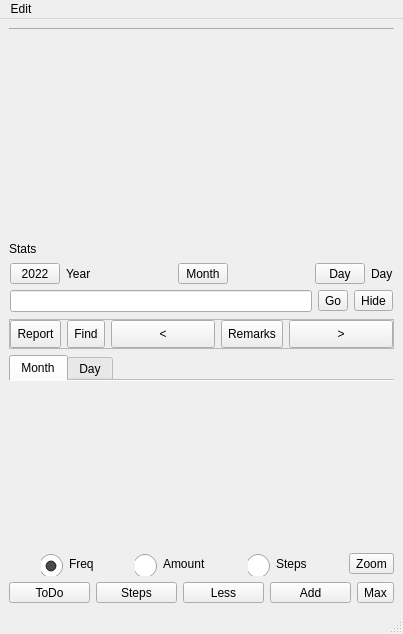
First picture: the form in mainwindow.ui, repository ic005k/Knot-Legacy, before the edit.
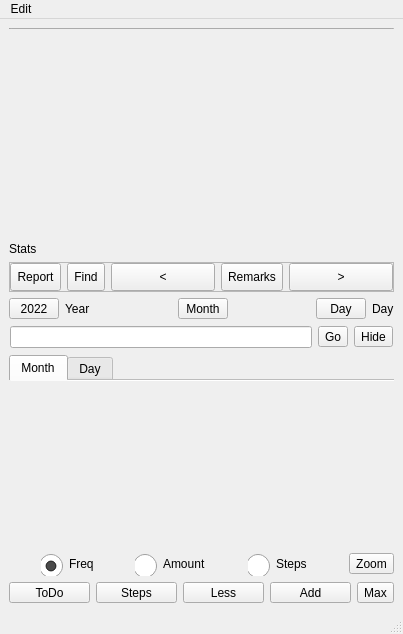
Second picture: the form after the edit. Icons and pictures are not drawn.

```diff
--- a/mainwindow.ui
+++ b/mainwindow.ui
@@ -14,8 +14,8 @@
    <string>MainWindow</string>
   </property>
   <widget class="QWidget" name="centralwidget">
-   <layout class="QGridLayout" name="gridLayout_7">
-    <item row="0" column="0" rowspan="6">
+   <layout class="QGridLayout" name="gridLayout_8">
+    <item row="0" column="0" rowspan="7">
      <layout class="QVBoxLayout" name="vl"/>
     </item>
     <item row="0" column="1">
@@ -120,165 +120,6 @@
      </widget>
     </item>
     <item row="2" column="1">
-     <widget class="QFrame" name="frame_find">
-      <property name="minimumSize">
-       <size>
-        <width>0</width>
-        <height>0</height>
-       </size>
-      </property>
-      <property name="frameShape">
-       <enum>QFrame::NoFrame</enum>
-      </property>
-      <property name="frameShadow">
-       <enum>QFrame::Raised</enum>
-      </property>
-      <layout class="QGridLayout" name="gridLayout_6">
-       <property name="leftMargin">
-        <number>1</number>
-       </property>
-       <property name="topMargin">
-        <number>1</number>
-       </property>
-       <property name="rightMargin">
-        <number>1</number>
-       </property>
-       <property name="bottomMargin">
-        <number>1</number>
-       </property>
-       <item row="0" column="0">
-        <layout class="QHBoxLayout" name="horizontalLayout_3">
-         <item>
-          <widget class="QToolButton" name="btnYear">
-           <property name="minimumSize">
-            <size>
-             <width>50</width>
-             <height>0</height>
-            </size>
-           </property>
-           <property name="text">
-            <string>2022</string>
-           </property>
-          </widget>
-         </item>
-         <item>
-          <widget class="QLabel" name="lblYear">
-           <property name="text">
-            <string>Year</string>
-           </property>
-          </widget>
-         </item>
-         <item>
-          <spacer name="horizontalSpacer">
-           <property name="orientation">
-            <enum>Qt::Horizontal</enum>
-           </property>
-           <property name="sizeHint" stdset="0">
-            <size>
-             <width>40</width>
-             <height>20</height>
-            </size>
-           </property>
-          </spacer>
-         </item>
-         <item>
-          <widget class="QToolButton" name="btnMonth">
-           <property name="minimumSize">
-            <size>
-             <width>50</width>
-             <height>0</height>
-            </size>
-           </property>
-           <property name="text">
-            <string>Month</string>
-           </property>
-          </widget>
-         </item>
-         <item>
-          <spacer name="horizontalSpacer_2">
-           <property name="orientation">
-            <enum>Qt::Horizontal</enum>
-           </property>
-           <property name="sizeHint" stdset="0">
-            <size>
-             <width>40</width>
-             <height>20</height>
-            </size>
-           </property>
-          </spacer>
-         </item>
-         <item>
-          <widget class="QToolButton" name="btnDay">
-           <property name="minimumSize">
-            <size>
-             <width>50</width>
-             <height>0</height>
-            </size>
-           </property>
-           <property name="text">
-            <string>Day</string>
-           </property>
-          </widget>
-         </item>
-         <item>
-          <widget class="QLabel" name="lblDay">
-           <property name="text">
-            <string>Day</string>
-           </property>
-          </widget>
-         </item>
-        </layout>
-       </item>
-       <item row="1" column="0">
-        <layout class="QHBoxLayout" name="horizontalLayout_4">
-         <item>
-          <widget class="QLineEdit" name="editFind">
-           <property name="minimumSize">
-            <size>
-             <width>0</width>
-             <height>0</height>
-            </size>
-           </property>
-          </widget>
-         </item>
-         <item>
-          <widget class="QToolButton" name="btnGo">
-           <property name="sizePolicy">
-            <sizepolicy hsizetype="Fixed" vsizetype="Fixed">
-             <horstretch>0</horstretch>
-             <verstretch>0</verstretch>
-            </sizepolicy>
-           </property>
-           <property name="minimumSize">
-            <size>
-             <width>0</width>
-             <height>0</height>
-            </size>
-           </property>
-           <property name="text">
-            <string>Go</string>
-           </property>
-          </widget>
-         </item>
-         <item>
-          <widget class="QToolButton" name="btnHide">
-           <property name="sizePolicy">
-            <sizepolicy hsizetype="Fixed" vsizetype="Fixed">
-             <horstretch>0</horstretch>
-             <verstretch>0</verstretch>
-            </sizepolicy>
-           </property>
-           <property name="text">
-            <string>Hide</string>
-           </property>
-          </widget>
-         </item>
-        </layout>
-       </item>
-      </layout>
-     </widget>
-    </item>
-    <item row="3" column="1">
      <widget class="QFrame" name="frame_cw">
       <property name="frameShape">
        <enum>QFrame::StyledPanel</enum>
@@ -395,7 +236,193 @@
       </layout>
      </widget>
     </item>
+    <item row="3" column="1">
+     <widget class="QFrame" name="frameYear">
+      <property name="frameShape">
+       <enum>QFrame::NoFrame</enum>
+      </property>
+      <property name="frameShadow">
+       <enum>QFrame::Raised</enum>
+      </property>
+      <layout class="QGridLayout" name="gridLayout_7">
+       <property name="leftMargin">
+        <number>0</number>
+       </property>
+       <property name="topMargin">
+        <number>0</number>
+       </property>
+       <property name="rightMargin">
+        <number>0</number>
+       </property>
+       <property name="bottomMargin">
+        <number>0</number>
+       </property>
+       <item row="0" column="0">
+        <layout class="QHBoxLayout" name="hlYear">
+         <item>
+          <widget class="QToolButton" name="btnYear">
+           <property name="minimumSize">
+            <size>
+             <width>50</width>
+             <height>0</height>
+            </size>
+           </property>
+           <property name="text">
+            <string>2022</string>
+           </property>
+          </widget>
+         </item>
+         <item>
+          <widget class="QLabel" name="lblYear">
+           <property name="text">
+            <string>Year</string>
+           </property>
+          </widget>
+         </item>
+         <item>
+          <spacer name="horizontalSpacer">
+           <property name="orientation">
+            <enum>Qt::Horizontal</enum>
+           </property>
+           <property name="sizeHint" stdset="0">
+            <size>
+             <width>40</width>
+             <height>20</height>
+            </size>
+           </property>
+          </spacer>
+         </item>
+         <item>
+          <widget class="QToolButton" name="btnMonth">
+           <property name="minimumSize">
+            <size>
+             <width>50</width>
+             <height>0</height>
+            </size>
+           </property>
+           <property name="text">
+            <string>Month</string>
+           </property>
+          </widget>
+         </item>
+         <item>
+          <spacer name="horizontalSpacer_2">
+           <property name="orientation">
+            <enum>Qt::Horizontal</enum>
+           </property>
+           <property name="sizeHint" stdset="0">
+            <size>
+             <width>40</width>
+             <height>20</height>
+            </size>
+           </property>
+          </spacer>
+         </item>
+         <item>
+          <widget class="QToolButton" name="btnDay">
+           <property name="minimumSize">
+            <size>
+             <width>50</width>
+             <height>0</height>
+            </size>
+           </property>
+           <property name="text">
+            <string>Day</string>
+           </property>
+          </widget>
+         </item>
+         <item>
+          <widget class="QLabel" name="lblDay">
+           <property name="text">
+            <string>Day</string>
+           </property>
+          </widget>
+         </item>
+        </layout>
+       </item>
+      </layout>
+     </widget>
+    </item>
     <item row="4" column="1">
+     <widget class="QFrame" name="frame_find">
+      <property name="minimumSize">
+       <size>
+        <width>0</width>
+        <height>0</height>
+       </size>
+      </property>
+      <property name="frameShape">
+       <enum>QFrame::NoFrame</enum>
+      </property>
+      <property name="frameShadow">
+       <enum>QFrame::Raised</enum>
+      </property>
+      <layout class="QGridLayout" name="gridLayout_6">
+       <property name="leftMargin">
+        <number>1</number>
+       </property>
+       <property name="topMargin">
+        <number>1</number>
+       </property>
+       <property name="rightMargin">
+        <number>1</number>
+       </property>
+       <property name="bottomMargin">
+        <number>1</number>
+       </property>
+       <item row="0" column="0">
+        <layout class="QHBoxLayout" name="horizontalLayout_4">
+         <item>
+          <widget class="QLineEdit" name="editFind">
+           <property name="minimumSize">
+            <size>
+             <width>0</width>
+             <height>0</height>
+            </size>
+           </property>
+           <property name="clearButtonEnabled">
+            <bool>true</bool>
+           </property>
+          </widget>
+         </item>
+         <item>
+          <widget class="QToolButton" name="btnGo">
+           <property name="sizePolicy">
+            <sizepolicy hsizetype="Fixed" vsizetype="Fixed">
+             <horstretch>0</horstretch>
+             <verstretch>0</verstretch>
+            </sizepolicy>
+           </property>
+           <property name="minimumSize">
+            <size>
+             <width>0</width>
+             <height>0</height>
+            </size>
+           </property>
+           <property name="text">
+            <string>Go</string>
+           </property>
+          </widget>
+         </item>
+         <item>
+          <widget class="QToolButton" name="btnHide">
+           <property name="sizePolicy">
+            <sizepolicy hsizetype="Fixed" vsizetype="Fixed">
+             <horstretch>0</horstretch>
+             <verstretch>0</verstretch>
+            </sizepolicy>
+           </property>
+           <property name="text">
+            <string>Hide</string>
+           </property>
+          </widget>
+         </item>
+        </layout>
+       </item>
+      </layout>
+     </widget>
+    </item>
+    <item row="5" column="1">
      <widget class="QFrame" name="frame_charts">
       <property name="frameShape">
        <enum>QFrame::NoFrame</enum>
@@ -662,7 +689,7 @@
       </layout>
      </widget>
     </item>
-    <item row="5" column="1">
+    <item row="6" column="1">
      <layout class="QHBoxLayout" name="horizontalLayout">
       <item>
        <widget class="QToolButton" name="btnTodo">
```
